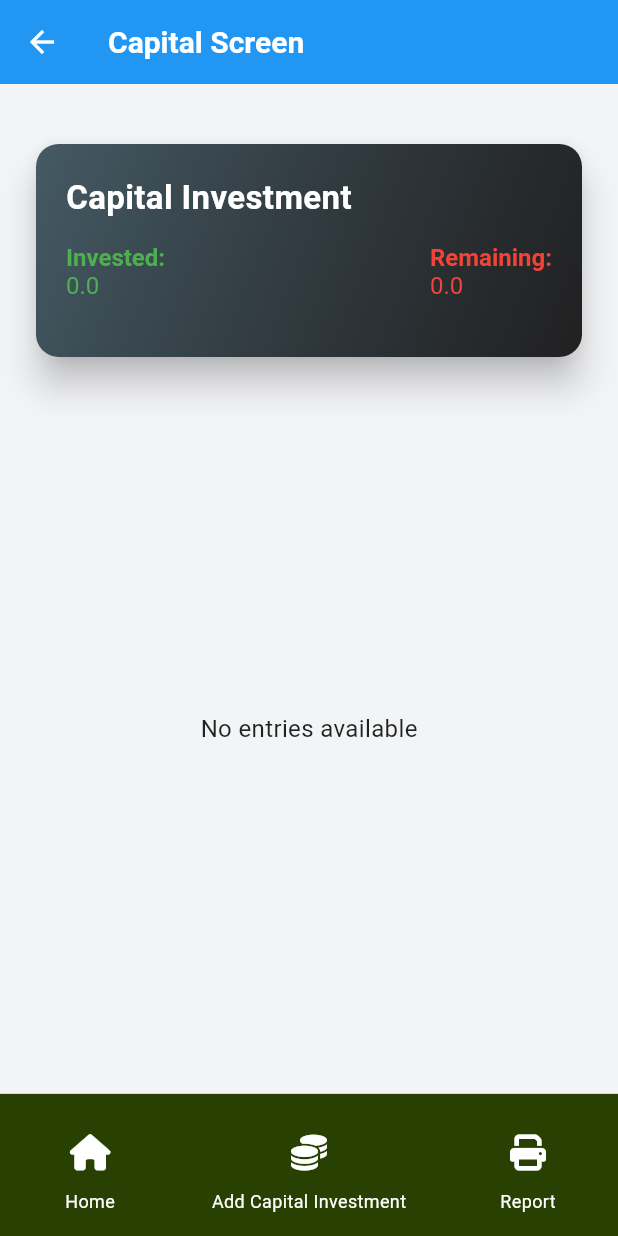
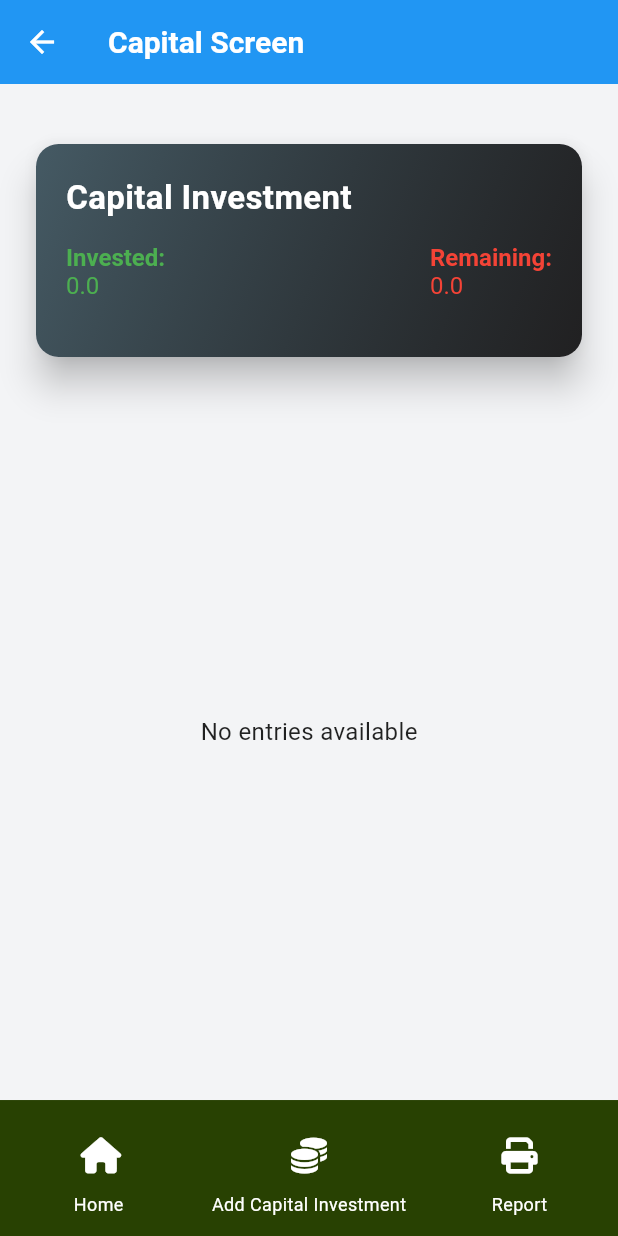
Before and after one commit to sasiksk/svfinance, a Flutter app: the screen it shows after launch, item 2 of the bottom bar chosen, on a phone screen of 412 x 824 dp. Run offline on Flutter 3.47's test engine with Material 3 defaults, Android fonts, the phone set to English and light mode, and no system bars; our stand-ins replace flutter_riverpod, font_awesome_flutter, sqflite; accounts and stored records are empty.

Commit message:
updated on 04_11_24

```diff
--- a/lib/Screens/Captial/CaptialScreenHome.dart
+++ b/lib/Screens/Captial/CaptialScreenHome.dart
@@ -2,12 +2,14 @@ import 'package:flutter/material.dart';
 import 'package:font_awesome_flutter/font_awesome_flutter.dart';
 import 'package:svfinance/Screens/Captial/CaptitalScreen2.dart';
 import 'package:svfinance/Screens/DatabaseHelper.dart';
-import 'package:svfinance/Screens/HomeScreen/BottomNavItem.dart';
+
 import 'package:svfinance/Screens/HomeScreen/Card/EmptyDeatilCard.dart';
 import 'package:svfinance/Screens/HomeScreen/NewHomeScreen.dart';
 import 'package:svfinance/Screens/Homescreeen.dart';
-import 'package:svfinance/Screens/Line/LineScreen.dart';
+
 import 'package:svfinance/operations/CaptialOperations.dart';
+
+import '../HomeScreen/CustomBottomNavigationBar2.dart';
 
 class CapitalScreenHome extends StatefulWidget {
   @override
@@ -37,19 +39,6 @@ class _CapitalScreenHomeState extends State<CapitalScreenHome> {
     });
   }
 
-  void _navigateToAddScreen() {
-    Navigator.of(context)
-        .push(
-      MaterialPageRoute(
-        builder: (context) => CapitalScreen(),
-      ),
-    )
-        .then((_) {
-      loadCapitalEntries(); // Refresh the list after adding new entry
-      loadTotalAmounts(); // Refresh the total amounts after adding new entry
-    });
-  }
-
   void _navigateToUpdateScreen(Map<String, dynamic> entry) {
     Navigator.of(context)
         .push(
@@ -66,13 +55,10 @@ class _CapitalScreenHomeState extends State<CapitalScreenHome> {
   @override
   Widget build(BuildContext context) {
     final mediaQuery = MediaQuery.of(context);
-    final cardHeight = mediaQuery.size.height * 0.15;
-    final cardWidth = mediaQuery.size.width * 0.9;
-    double screenWidth = MediaQuery.of(context).size.width;
 
     return Scaffold(
       appBar: AppBar(
-        title: Text('Capital Screen'),
+        title: const Text('Capital Screen'),
         backgroundColor: Colors.blue,
       ),
       body: Padding(
@@ -83,11 +69,11 @@ class _CapitalScreenHomeState extends State<CapitalScreenHome> {
               future: totalAmounts,
               builder: (context, snapshot) {
                 if (snapshot.connectionState == ConnectionState.waiting) {
-                  return Center(child: CircularProgressIndicator());
+                  return const Center(child: CircularProgressIndicator());
                 } else if (snapshot.hasError) {
                   return Center(child: Text('Error: ${snapshot.error}'));
                 } else if (!snapshot.hasData) {
-                  return Center(child: Text('No data available'));
+                  return const Center(child: Text('No data available'));
                 } else {
                   final totalData = snapshot.data!;
                   return EmptyCard(
@@ -104,7 +90,7 @@ class _CapitalScreenHomeState extends State<CapitalScreenHome> {
                             Column(
                               crossAxisAlignment: CrossAxisAlignment.start,
                               children: [
-                                Text(
+                                const Text(
                                   'Invested:',
                                   style: TextStyle(
                                     color: Colors.green,
@@ -114,7 +100,7 @@ class _CapitalScreenHomeState extends State<CapitalScreenHome> {
                                 ),
                                 Text(
                                   '${totalData['cTotal_Amt_Inv']}',
-                                  style: TextStyle(
+                                  style: const TextStyle(
                                     color: Colors.green,
                                     fontSize: 16,
                                   ),
@@ -124,7 +110,7 @@ class _CapitalScreenHomeState extends State<CapitalScreenHome> {
                             Column(
                               crossAxisAlignment: CrossAxisAlignment.start,
                               children: [
-                                Text(
+                                const Text(
                                   'Remaining:',
                                   style: TextStyle(
                                     color: Colors.red,
@@ -134,7 +120,7 @@ class _CapitalScreenHomeState extends State<CapitalScreenHome> {
                                 ),
                                 Text(
                                   '${totalData['cTotal_Amt_Rem']}',
-                                  style: TextStyle(
+                                  style: const TextStyle(
                                     color: Colors.red,
                                     fontSize: 16,
                                   ),
@@ -149,17 +135,17 @@ class _CapitalScreenHomeState extends State<CapitalScreenHome> {
                 }
               },
             ),
-            SizedBox(height: 16.0),
+            const SizedBox(height: 16.0),
             Expanded(
               child: FutureBuilder<List<Map<String, dynamic>>>(
                 future: capitalEntries,
                 builder: (context, snapshot) {
                   if (snapshot.connectionState == ConnectionState.waiting) {
-                    return Center(child: CircularProgressIndicator());
+                    return const Center(child: CircularProgressIndicator());
                   } else if (snapshot.hasError) {
                     return Center(child: Text('Error: ${snapshot.error}'));
                   } else if (!snapshot.hasData || snapshot.data!.isEmpty) {
-                    return Center(child: Text('No entries available'));
+                    return const Center(child: Text('No entries available'));
                   } else {
                     final data = snapshot.data!;
                     return ListView.builder(
@@ -172,7 +158,7 @@ class _CapitalScreenHomeState extends State<CapitalScreenHome> {
                                 Text('Date: ${entry['Date_of_Particulars']}'),
                             subtitle: Text('Amt Invested: ${entry['Amt_Inv']}'),
                             trailing: IconButton(
-                              icon: Icon(Icons.edit),
+                              icon: const Icon(Icons.edit),
                               onPressed: () => _navigateToUpdateScreen(entry),
                             ),
                           ),
@@ -187,36 +173,24 @@ class _CapitalScreenHomeState extends State<CapitalScreenHome> {
         ),
       ),
       bottomNavigationBar: SafeArea(
-          child: BottomAppBar(
-        color: const Color.fromARGB(255, 40, 65, 2),
-        shape: const CircularNotchedRectangle(),
-        notchMargin: 6.0,
-        height: screenWidth * 0.23,
-        child: Container(
-          height: 70,
-          padding: const EdgeInsets.symmetric(horizontal: 20.0),
-          child: Row(
-            mainAxisAlignment: MainAxisAlignment.spaceBetween,
-            children: <Widget>[
-              BottomNavItem(
-                icon: FontAwesomeIcons.home,
-                label: 'Home',
-                destinationScreen: Newhomescreen(),
-              ),
-              BottomNavItem(
-                icon: FontAwesomeIcons.coins,
-                label: 'Add Capital Investment',
-                destinationScreen: CapitalScreen(),
-              ),
-              BottomNavItem(
-                icon: FontAwesomeIcons.print,
-                label: 'Report',
-                destinationScreen: Homescreen(),
-              ),
-            ],
-          ),
+        child: CustomBottomNavigationBar2(
+          icons: const [
+            FontAwesomeIcons.home,
+            FontAwesomeIcons.coins,
+            FontAwesomeIcons.print,
+          ],
+          labels: const [
+            'Home',
+            'Add Capital Investment',
+            'Report',
+          ],
+          screens: [
+            const Newhomescreen(),
+            CapitalScreen(),
+            Homescreen(),
+          ],
         ),
-      )),
+      ),
     );
   }
 }
--- /dev/null
+++ b/lib/Screens/HomeScreen/CustomBottomNavigationBar2.dart
@@ -0,0 +1,55 @@
+import 'package:flutter/material.dart';
+
+class CustomBottomNavigationBar2 extends StatelessWidget {
+  final List<IconData> icons;
+  final List<String> labels;
+  final List<Widget> screens;
+
+  const CustomBottomNavigationBar2({
+    super.key,
+    required this.icons,
+    required this.labels,
+    required this.screens,
+  });
+
+  @override
+  Widget build(BuildContext context) {
+    double screenHeight = MediaQuery.of(context).size.height;
+    double screenWidth = MediaQuery.of(context).size.width;
+
+    return BottomAppBar(
+      height: screenHeight * 0.11, // Set height based on screen height
+      color: const Color.fromARGB(255, 40, 65, 2),
+      shape: const CircularNotchedRectangle(),
+      notchMargin: 6.0,
+      child: SizedBox(
+        height: screenHeight * 0.1, // Set height based on screen height
+        width: screenWidth, // Set width based on screen width
+        child: Row(
+          mainAxisAlignment: MainAxisAlignment.spaceAround,
+          children: List.generate(icons.length, (index) {
+            return Column(
+              mainAxisSize: MainAxisSize.min,
+              mainAxisAlignment: MainAxisAlignment.center,
+              children: <Widget>[
+                IconButton(
+                  icon: Icon(icons[index], color: Colors.white),
+                  onPressed: () {
+                    Navigator.push(
+                      context,
+                      MaterialPageRoute(builder: (context) => screens[index]),
+                    );
+                  },
+                ),
+                Text(
+                  labels[index],
+                  style: const TextStyle(color: Colors.white, fontSize: 12),
+                ),
+              ],
+            );
+          }),
+        ),
+      ),
+    );
+  }
+}
--- a/lib/Screens/HomeScreen/Line/PartyHomeScreen.dart
+++ b/lib/Screens/HomeScreen/Line/PartyHomeScreen.dart
@@ -1,8 +1,8 @@
 import 'package:flutter/material.dart';
 import 'package:svfinance/Screens/CollectionScreen.dart';
-import 'package:svfinance/Screens/HomeScreen/Card/CustomAppBar.dart';
+
 import 'package:svfinance/Screens/HomeScreen/Card/EmptyDeatilCard.dart';
-import 'package:svfinance/Screens/HomeScreen/Card/LineCard.dart';
+import 'package:svfinance/Screens/HomeScreen/CustomAppBar.dart';
 import 'package:svfinance/Screens/HomeScreen/Line/CollectionCard.dart';
 import 'package:svfinance/Screens/HomeScreen/NewHomeScreen.dart';
 import 'package:svfinance/Screens/LendingBasicDetailsScreen.dart';
@@ -62,6 +62,7 @@ class _PartyHomeScreenState extends State<PartyDetailScreen> {
     return Scaffold(
       appBar: CustomAppBar(
         title: partyDetails != null ? partyDetails!['P_Name'] : 'Loading...',
+        actions: [],
       ),
       body: Padding(
         padding: const EdgeInsets.all(16.0),
--- a/lib/main.dart
+++ b/lib/main.dart
@@ -17,16 +17,16 @@ class MyApp extends StatelessWidget {
         primaryColor: const Color(0xFF284102), // Dark green color
         hintColor: const Color(0xFFB2DFDB), // Light green for accents
         scaffoldBackgroundColor: const Color(0xFFF3F4F6), // Light background
-        appBarTheme: AppBarTheme(
-          color: const Color(0xFF284102), // AppBar color matching primary color
+        appBarTheme: const AppBarTheme(
+          color: Color.fromARGB(
+              255, 84, 92, 71), // AppBar color matching primary color
           elevation: 0,
-          titleTextStyle: const TextStyle(
+          titleTextStyle: TextStyle(
             color: Colors.white,
             fontSize: 20,
             fontWeight: FontWeight.bold,
           ),
-          iconTheme:
-              const IconThemeData(color: Colors.white), // Icon color in AppBar
+          iconTheme: IconThemeData(color: Colors.white), // Icon color in AppBar
         ),
         textTheme: const TextTheme(
           displayLarge: TextStyle(
@@ -35,14 +35,14 @@ class MyApp extends StatelessWidget {
               fontSize: 20, fontWeight: FontWeight.bold, color: Colors.black),
           bodyMedium: TextStyle(fontSize: 16, color: Colors.black87),
         ),
-        buttonTheme: ButtonThemeData(
-          buttonColor: const Color(0xFF284102), // Button color matching primary
+        buttonTheme: const ButtonThemeData(
+          buttonColor: Color(0xFF284102), // Button color matching primary
           textTheme: ButtonTextTheme.primary,
         ),
         iconTheme:
             const IconThemeData(color: Color(0xFF284102)), // General icon color
       ),
-      home: Newhomescreen(),
+      home: const Newhomescreen(),
     );
   }
 }
```
Also changed, not shown: lib/Screens/HomeScreen/BottomNavigationBar.dart (+9 -7 lines), lib/Screens/HomeScreen/CustomAppBar.dart (renamed from lib/Screens/HomeScreen/Card/CustomAppBar.dart, +10 -4 lines), lib/Screens/HomeScreen/Line/LineHomeScreens.dart (+52 -67 lines), lib/Screens/HomeScreen/NewHomeScreen.dart (+39 -51 lines).
